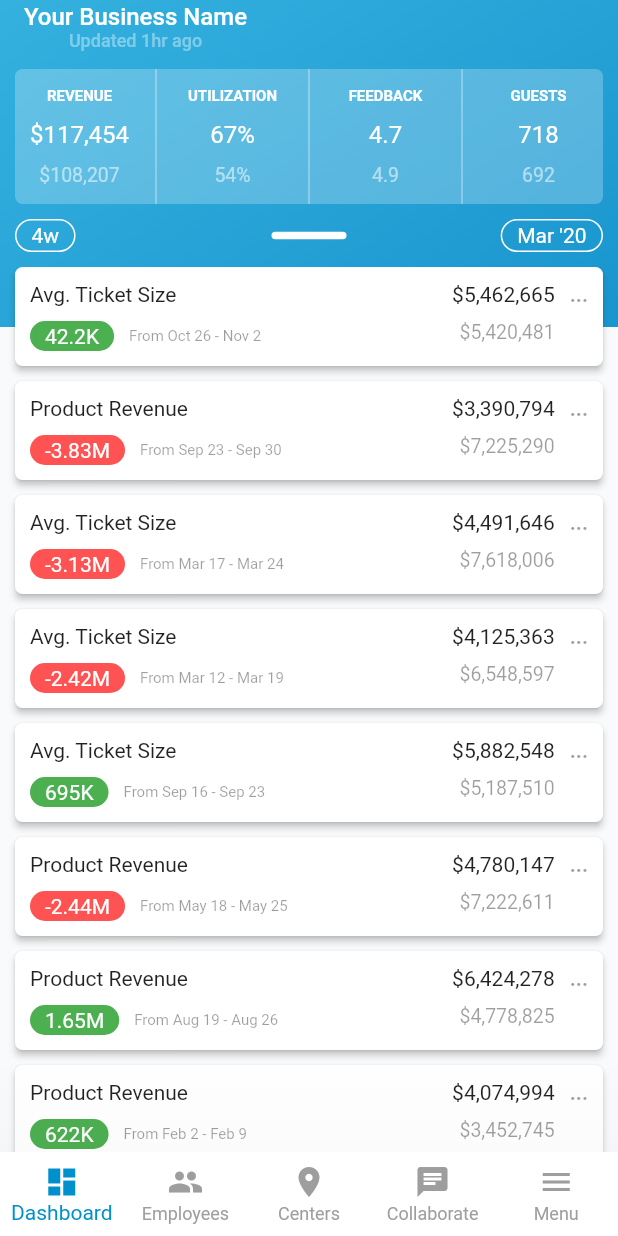
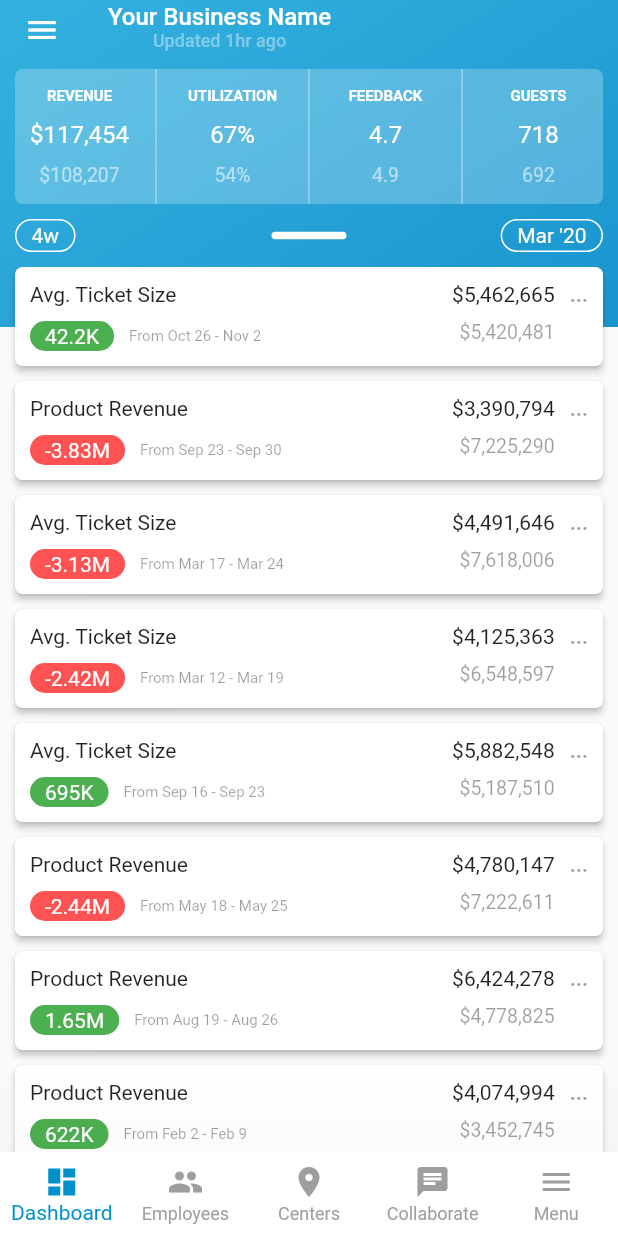
Before and after one commit to whilestevego/z_flutter_demo, a Flutter app: the screen it shows after launch, after a tap on an icon or button, on a phone screen of 412 x 824 dp. Run offline on Flutter 3.47's test engine with Material 2 defaults, Android fonts, the phone set to English and light mode, and no system bars; our stand-ins replace fl_chart, month_picker_dialog.

Commit message:
Add a quick Drawer

```diff
--- /dev/null
+++ b/lib/components/common/drawer_menu.dart
@@ -0,0 +1,47 @@
+import 'package:flutter/material.dart';
+import 'package:zenoti_assignment/constants.dart';
+
+class DrawerMenu extends StatelessWidget {
+  const DrawerMenu({Key key}) : super(key: key);
+
+  @override
+  Widget build(BuildContext context) {
+    return Drawer(
+      child: ListView(
+        padding: EdgeInsets.zero,
+        children: <Widget>[
+          DrawerHeader(
+            child: Text('Menu'),
+            decoration: BoxDecoration(
+              color: themeBlue,
+            ),
+          ),
+          ListTile(
+            title: Row(
+              children: <Widget>[
+                Icon(Icons.person),
+                Text('Account'),
+              ],
+            ),
+          ),
+          ListTile(
+            title: Row(
+              children: <Widget>[
+                Icon(Icons.settings),
+                Text('Settings'),
+              ],
+            ),
+          ),
+          ListTile(
+            title: Row(
+              children: <Widget>[
+                Icon(Icons.settings),
+                Text('Other'),
+              ],
+            ),
+          ),
+        ],
+      ),
+    );
+  }
+}
--- a/lib/components/screens/revenue_screen.dart
+++ b/lib/components/screens/revenue_screen.dart
@@ -1,6 +1,7 @@
 import 'dart:developer';
 
 import 'package:flutter/material.dart';
+import 'package:zenoti_assignment/components/common/drawer_menu.dart';
 import 'package:zenoti_assignment/components/common/revenue_list.dart';
 import 'package:zenoti_assignment/components/common/stat_list.dart';
 import 'package:zenoti_assignment/constants.dart';
@@ -46,6 +47,7 @@ class RevenueScreen extends StatefulWidget {
 }
 
 class _MainScreenState extends State<RevenueScreen> {
+  GlobalKey<ScaffoldState> _scaffoldKey = GlobalKey();
   Revenue selectedRev;
   DateTime activeDate;
 
@@ -74,7 +76,9 @@ class _MainScreenState extends State<RevenueScreen> {
           ),
         ),
         Scaffold(
+          key: _scaffoldKey,
           backgroundColor: Colors.transparent,
+          drawer: DrawerMenu(),
           appBar: AppBar(
             title: Column(
               children: <Widget>[
@@ -123,6 +127,14 @@ class _MainScreenState extends State<RevenueScreen> {
             backgroundColor: Colors.white,
             unselectedItemColor: Colors.grey,
             selectedItemColor: themeBlue,
+            onTap: (index) {
+              log('Index: $index');
+              if (_scaffoldKey.currentState.isDrawerOpen) {
+                _scaffoldKey.currentState.openEndDrawer();
+              } else {
+                _scaffoldKey.currentState.openDrawer();
+              }
+            },
             items: menuItems
                 .map(
                   (item) => BottomNavigationBarItem(
```
